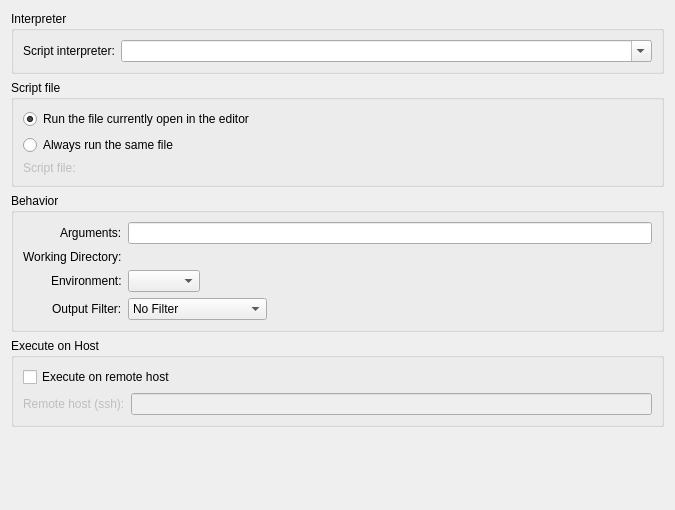
Before: the Qt Designer form plugins/executescript/scriptappconfig.ui in KDE/kdevelop, drawn with Qt 5.
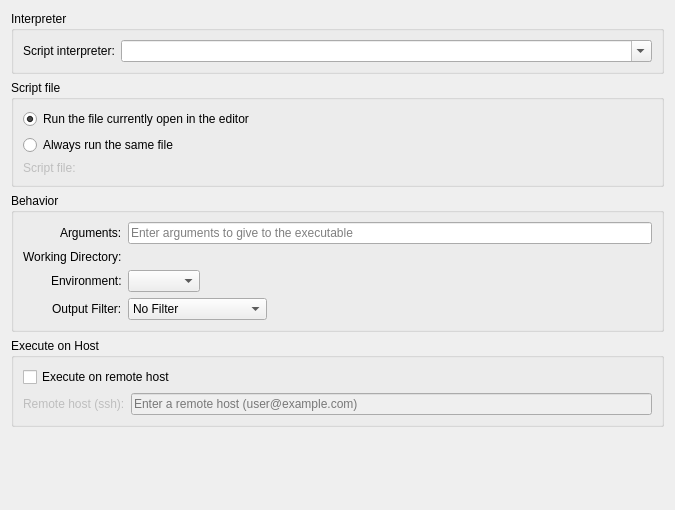
After: the same form once the commit is applied. Custom widgets are drawn as their Qt base class.

```diff
--- a/plugins/executescript/scriptappconfig.ui
+++ b/plugins/executescript/scriptappconfig.ui
@@ -157,7 +157,7 @@
         <property name="placeholderText">
          <string/>
         </property>
-        <property name="clickMessage" stdset="0">
+        <property name="placeholderText" stdset="0">
          <string>Enter arguments to give to the executable</string>
         </property>
        </widget>
@@ -275,7 +275,7 @@
           <property name="enabled">
            <bool>false</bool>
           </property>
-          <property name="clickMessage" stdset="0">
+          <property name="placeholderText" stdset="0">
            <string>Enter a remote host (user@example.com)</string>
           </property>
          </widget>
```
Left out of the diff: 10 changed lines with no effect on the pictures.
